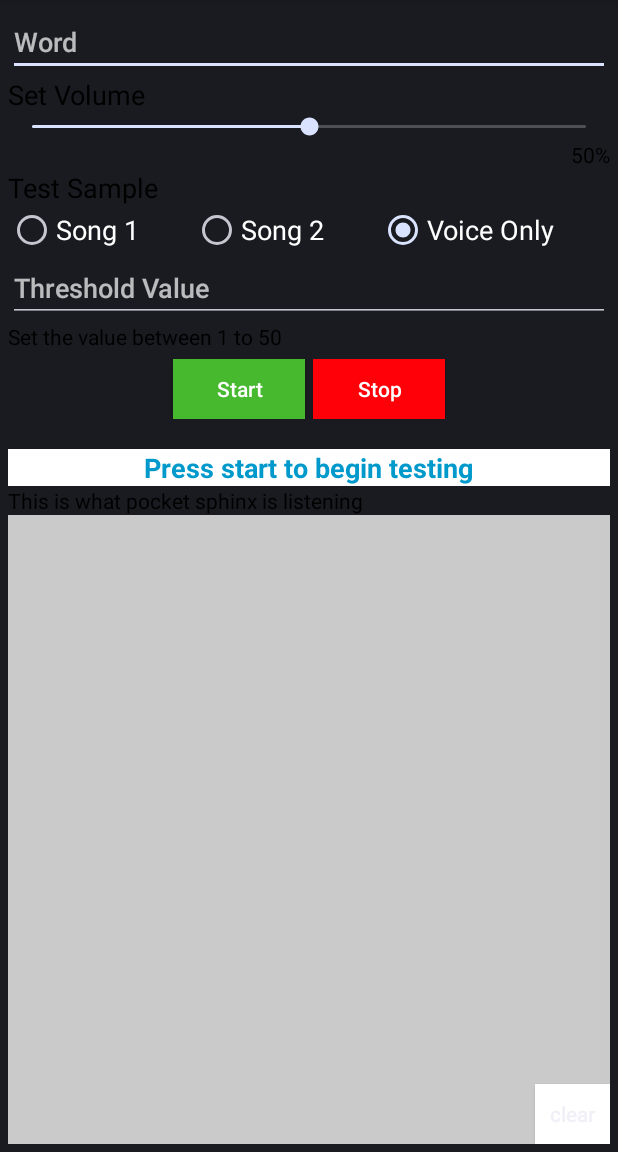
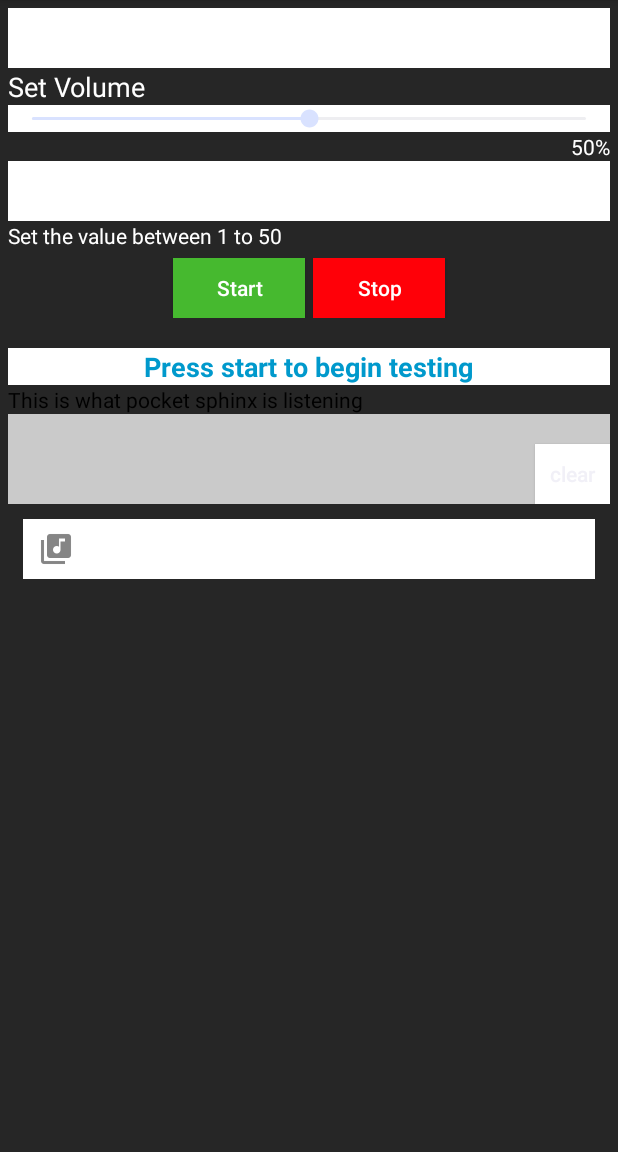
Before and after one commit to samaralii/SongRecognition, an Android app: the screen it shows after launch (TestActivity), on a phone screen of 412 x 824 dp, the part 84-1236 px from its top. Run offline under Robolectric (Android 15) with nearby library versions, the phone set to English and light mode, and no system bars.

Commit message:
change ui

```diff
--- a/app/src/main/java/edu/cmu/pocketsphinx/demo/TestActivity.kt
+++ b/app/src/main/java/edu/cmu/pocketsphinx/demo/TestActivity.kt
@@ -9,7 +9,6 @@ import android.os.AsyncTask
 import android.os.Bundle
 import android.support.v4.app.ActivityCompat
 import android.support.v4.content.ContextCompat
-import android.support.v7.app.AppCompatActivity
 import android.text.Editable
 import android.text.TextWatcher
 import android.text.method.ScrollingMovementMethod
@@ -86,12 +85,8 @@ class TestActivity : Activity(), RecognitionListener {
         test_volumeController.setOnSeekBarChangeListener(object : SeekBar.OnSeekBarChangeListener {
             override fun onProgressChanged(p0: SeekBar?, p1: Int, p2: Boolean) {
                 val maxVolume = audioManager.getStreamMaxVolume(AudioManager.STREAM_MUSIC)
-                Log.d("PERCENTAGE", "Max volume $maxVolume")
-                Log.d("PERCENTAGE", "Current Count $p1")
                 val a: Double = maxVolume.toDouble() / 100.0
-                Log.d("PERCENTAGE", "A $a")
                 val percentage: Double = a * p1.toDouble()
-                Log.d("PERCENTAGE", "Percentage $percentage")
                 test_tvVolumePrecentage.text = "$p1%"
                 audioManager.setStreamVolume(AudioManager.STREAM_MUSIC, percentage.toInt(), AudioManager.FLAG_SHOW_UI)
             }
@@ -308,9 +303,8 @@ class TestActivity : Activity(), RecognitionListener {
         resultText = ""
     }
 
-    override fun onResult(hypothesis: Hypothesis) {
+    override fun onResult(hypothesis: Hypothesis?) {
         Log.d("VOICE_TAG", "onResult")
-
     }
 
     override fun onError(e: Exception) {
--- a/app/src/main/res/layout/activity_test.xml
+++ b/app/src/main/res/layout/activity_test.xml
@@ -2,15 +2,17 @@
 <LinearLayout xmlns:android="http://schemas.android.com/apk/res/android"
     android:orientation="vertical" android:layout_width="match_parent"
     android:layout_height="match_parent"
-    android:padding="5dp"
-    >
+    android:background="#262626"
+    android:padding="5dp">
 
 
     <EditText
         android:layout_width="match_parent"
-        android:layout_height="wrap_content"
+        android:layout_height="40dp"
         android:hint="Word"
         android:id="@+id/test_etWord"
+        android:background="@android:color/white"
+        android:paddingLeft="10dp"
         />
 
 
@@ -19,10 +21,11 @@
         android:layout_height="wrap_content"
         android:text="Set Volume"
         android:textSize="18sp"
-        android:textColor="@android:color/black"
+        android:textColor="@android:color/white"
         />
 
     <SeekBar
+        android:background="@android:color/white"
         android:id="@+id/test_volumeController"
         android:layout_width="match_parent"
         android:layout_height="wrap_content"
@@ -35,7 +38,7 @@
         android:layout_height="wrap_content"
         android:layout_gravity="end"
         android:text="50%"
-        android:textColor="@android:color/black"
+        android:textColor="@android:color/white"
         />
 
     <RadioGroup
@@ -67,8 +70,8 @@
 
     </RadioGroup>
 
-
     <LinearLayout
+        android:visibility="gone"
         android:layout_width="match_parent"
         android:layout_height="wrap_content"
         android:orientation="vertical"
@@ -127,19 +130,20 @@
     <EditText
         android:id="@+id/test_etThreshold"
         android:layout_width="match_parent"
-        android:layout_height="wrap_content"
+        android:layout_height="40dp"
         android:hint="Threshold Value"
         android:inputType="number"
+        android:paddingLeft="10dp"
+        android:background="@android:color/white"
         />
 
     <TextView
         android:layout_width="wrap_content"
         android:layout_height="wrap_content"
         android:text="Set the value between 1 to 50"
-        android:textColor="@android:color/black"
+        android:textColor="@android:color/white"
         android:layout_marginBottom="5dp"
         />
-
 
     <LinearLayout
         android:layout_width="match_parent"
@@ -175,9 +179,6 @@
 
     </LinearLayout>
 
-
-
-
     <ProgressBar
         android:visibility="invisible"
         android:layout_width="20dp"
@@ -185,7 +186,6 @@
         android:layout_gravity="center"
         android:id="@+id/test_progress"
         />
-
 
     <FrameLayout
         android:background="#ffffff"
@@ -228,7 +228,6 @@
 
     </FrameLayout>
 
-
     <TextView
         android:id="@+id/test_tvStatus"
         android:layout_width="wrap_content"
@@ -246,11 +245,9 @@
         android:textColor="@android:color/black"
         />
 
-
-
     <FrameLayout
         android:layout_width="match_parent"
-        android:layout_height="match_parent">
+        android:layout_height="60dp">
 
         <TextView
             android:layout_width="match_parent"
@@ -277,6 +274,22 @@
     </FrameLayout>
 
 
+    <EditText
+        android:id="@+id/test_selectFile"
+        android:layout_width="match_parent"
+        android:layout_height="40dp"
+        android:layout_margin="10dp"
+        android:paddingTop="10dp"
+        android:paddingBottom="10dp"
+        android:background="@android:color/white"
+        android:drawableLeft="@drawable/ic_action_file"
+        android:drawablePadding="10dp"
+        android:lines="1"
+        android:maxLines="1"
+        android:paddingLeft="10dp"
+        android:enabled="false"
+        android:hint="Select Audio File" />
+
 
 
 </LinearLayout>
```
Also changed, not shown: app/src/main/res/drawable-hdpi/ic_action_file.png (added), app/src/main/res/drawable-mdpi/ic_action_file.png (added), app/src/main/res/drawable-xhdpi/ic_action_file.png (added), app/src/main/res/drawable-xxhdpi/ic_action_file.png (added), app/src/main/res/drawable-xxxhdpi/ic_action_file.png (added).
